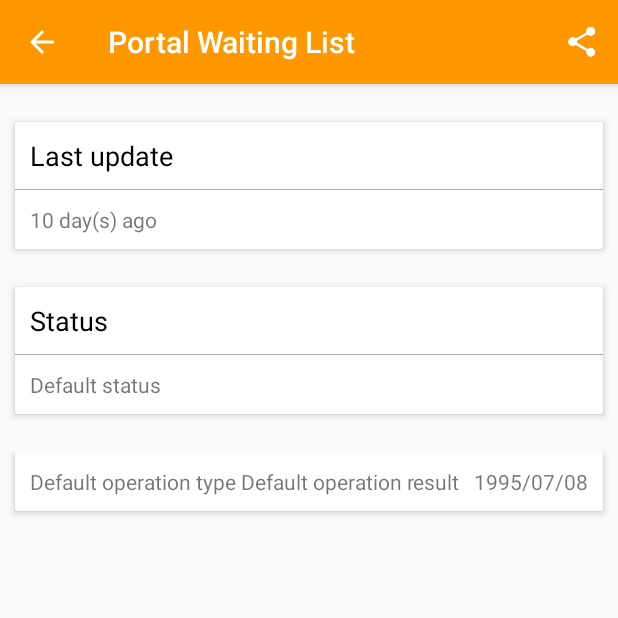
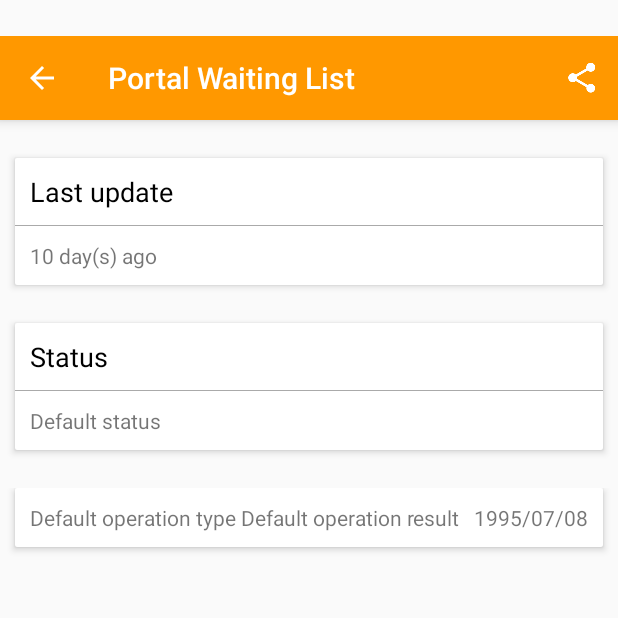
Before and after one commit to GhostFlying/PortalWaitingList, an Android app: the fragment PortalDetailFragment placed in its activity, on a phone screen of 412 x 824 dp, the top half of it. Run offline under Robolectric (Android 15) with nearby library versions, the phone set to English and light mode, and no system bars; our stand-ins replace Picasso; plain views replace RippleView; pictures from the network do not load; 13 statements that could not run were skipped.

```diff
--- a/app/src/main/java/com/ghostflying/portalwaitinglist/fragment/PortalDetailFragment.java
+++ b/app/src/main/java/com/ghostflying/portalwaitinglist/fragment/PortalDetailFragment.java
@@ -81,6 +81,17 @@ public class PortalDetailFragment extends Fragment {
 
         setStatusAndActionBarBg(clickedPortal);
 
+        // if using the layout-21, the root view should add margin
+        if (Build.VERSION.SDK_INT >= Build.VERSION_CODES.LOLLIPOP){
+            ViewGroup.MarginLayoutParams params = (ViewGroup.MarginLayoutParams)view.getLayoutParams();
+            int result = 0;
+            int resourceId = getResources().getIdentifier("status_bar_height", "dimen", "android");
+            if (resourceId > 0) {
+                result = getResources().getDimensionPixelSize(resourceId);
+            }
+            params.setMargins(0, result, 0 , 0);
+        }
+
         // set the text of the view.
         ((TextView)view.findViewById(R.id.last_updated_in_detail))
                 .setText(getDateDiffStr(clickedPortal.getLastUpdated()));
@@ -141,8 +152,9 @@ public class PortalDetailFragment extends Fragment {
         }
 
         toolbar.setBackgroundColor(actionBarBg);
-        if (Build.VERSION.SDK_INT >= Build.VERSION_CODES.LOLLIPOP)
+        if (Build.VERSION.SDK_INT >= Build.VERSION_CODES.LOLLIPOP){
             getActivity().getWindow().setStatusBarColor(statusBarBg);
+        }
     }
 
     private void setToolbar(View v, PortalDetail portalDetail){
--- a/app/src/main/res/layout-v21/fragment_portal_detail.xml
+++ b/app/src/main/res/layout-v21/fragment_portal_detail.xml
@@ -1,10 +1,17 @@
-<LinearLayout xmlns:android="http://schemas.android.com/apk/res/android"
+<android.support.v4.widget.DrawerLayout
+              xmlns:android="http://schemas.android.com/apk/res/android"
               xmlns:card_view="http://schemas.android.com/apk/res-auto"
               xmlns:tools="http://schemas.android.com/tools"
+              android:id="@+id/content_drawer"
+              android:fitsSystemWindows="true"
               android:layout_width="match_parent"
               android:layout_height="match_parent"
+              tools:context="com.ghostflying.portalwaitinglist.fragment.PortalDetailFragment">
+
+    <LinearLayout
         android:orientation="vertical"
-              tools:context="com.ghostflying.portalwaitinglist.fragment.PortalDetailFragment">
+        android:layout_width="match_parent"
+        android:layout_height="match_parent">
 
         <include
             android:id="@+id/action_bar_in_detail"
@@ -185,5 +192,7 @@
             </LinearLayout>
         </ScrollView>
 
+    </LinearLayout>
 
-</LinearLayout>
+
+</android.support.v4.widget.DrawerLayout>
```
Lines whose indentation alone changed are shown as unchanged.
